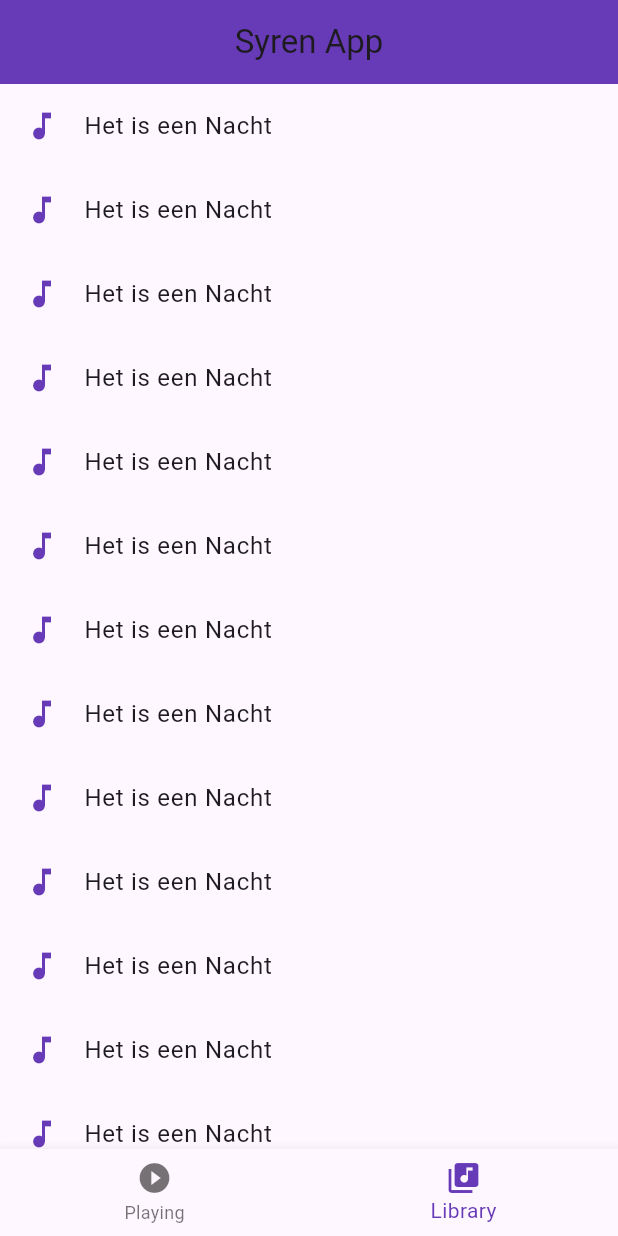
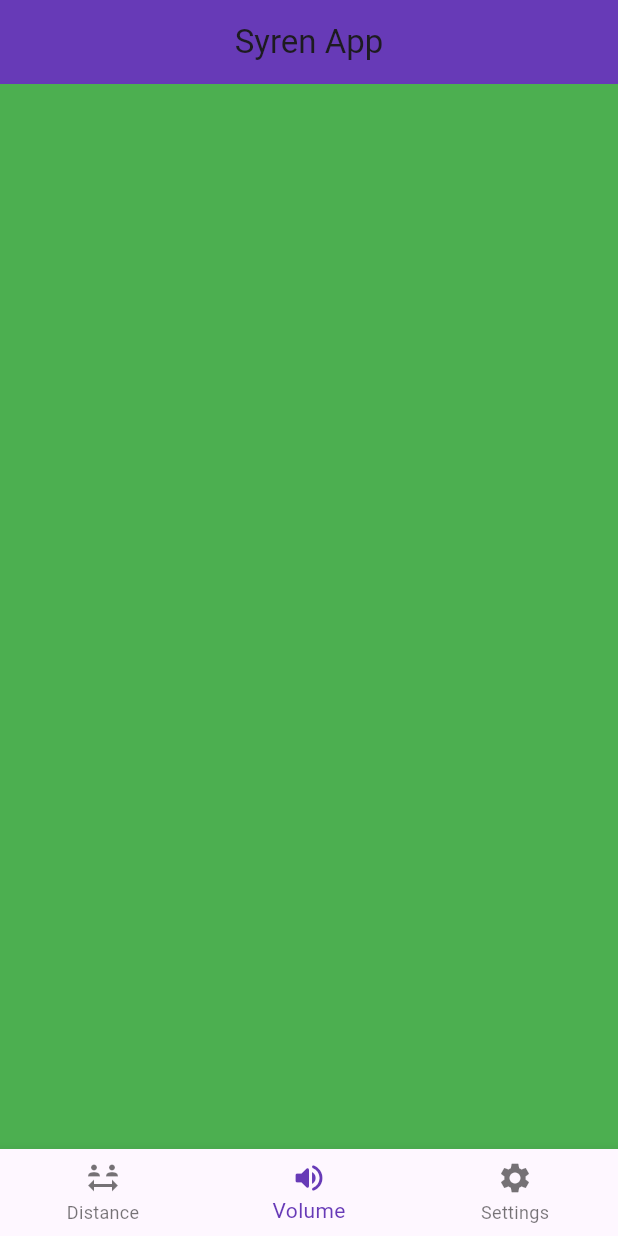
Before and after one commit to SyrenSystem/SyrenApp, a Flutter app: the screen it shows after launch, item 2 of the bottom bar chosen, on a phone screen of 412 x 824 dp. Run offline on Flutter 3.47's test engine with Material 3 defaults, Android fonts, the phone set to English and light mode, and no system bars; our stand-ins replace shared_preferences; missing offline and left inert: libserialport, mqtt_client, usb_serial.

Commit message:
finalized settings ui

```diff
--- a/lib/main.dart
+++ b/lib/main.dart
@@ -1,11 +1,9 @@
 import 'package:final_project/communication/mqtt.dart';
 import 'package:final_project/serial/serial_base.dart';
 import 'package:flutter/material.dart';
-import 'dart:math';
 import 'dart:convert';
 
-
-String mqttBrokerIp = "localhost";
+import 'package:shared_preferences/shared_preferences.dart';
 
 void main() {
 
@@ -42,15 +40,44 @@ class MainPage extends StatefulWidget {
 class _MainPageState extends State<MainPage> {
 
   int _selectedNavViewIndex = 0;
-  bool _isPlaying = false;
   String _displayTextDistance = "Click Start to start sensor measurement.";
   String _displayTextStartStopSerialButton = "Start";
   Color _colorStartStopSerialButton = Colors.green;
-  MQTTClient _mqttClient = MQTTClient(mqttBrokerIp);
+  late MQTTClient _mqttClient;
   final List<DistanceItem> _distanceItems = [];
+  final TextEditingController _ipController = TextEditingController();
+  final TextEditingController _portController = TextEditingController();
+
+  Future<void> _saveSettings() async {
+    final ip = _ipController.text.trim();
+    final port = int.tryParse(_portController.text.trim());
+
+    if (ip.isEmpty || port == null) {
+      ScaffoldMessenger.of(context).showSnackBar(
+        const SnackBar(content: Text("Please enter a valid IP and port")),
+      );
+      return;
+    }
+
+    final prefs = await SharedPreferences.getInstance();
+    await prefs.setString('ip', ip);
+    await prefs.setInt('port', port);
+
+    ScaffoldMessenger.of(context).showSnackBar(
+      const SnackBar(content: Text("Settings saved")),
+    );
+  }
+
+  Future<void> _loadSettings() async {
+    final prefs = await SharedPreferences.getInstance();
+    setState(() {
+      _ipController.text = prefs.getString('ip') ?? '';
+      _portController.text = prefs.getInt('port')?.toString() ?? '';
+    });
+  }
 
   // initialize the serial connection
-  late SerialConnection _serialConnection = SerialConnection.create((String message){
+  late final SerialConnection _serialConnection = SerialConnection.create((String message){
     try {
       Map<String, dynamic> distanceData = jsonDecode(message);
       _mqttClient.sendDistance(message);
@@ -94,9 +121,16 @@ class _MainPageState extends State<MainPage> {
     });
   }
 
+  @override void initState() {
+    super.initState();
+    _loadSettings();
+    _mqttClient = MQTTClient();
+  }
+
   @override
   void dispose() {
     _serialConnection.disconnect();
+    _mqttClient.disconnect();
     print("the serial port was closed.");
     super.dispose();
   }
@@ -107,44 +141,6 @@ class _MainPageState extends State<MainPage> {
     });
   }
 
-  void _togglePlayPause() {
-    setState(() {
-      _distanceItems.add(DistanceItem(id: "AA:BBE", distance: 0815));
-      _distanceItems.add(DistanceItem(id: "AA:BB:cc", distance: 032));
-    });
-    setState(() {
-      _isPlaying = !_isPlaying;
-    });
-  }
-
-  // Pool of Dutch song names
-  final List<String> _dutchSongs = [
-    "Het is een Nacht",
-    "Zij Gelooft in Mij",
-    "Ik Leef Niet Meer voor Jou",
-    "Bloed, Zweet en Tranen",
-    "Iedereen is van de Wereld",
-    "Pastorale",
-    "Avond",
-    "15 Miljoen Mensen",
-    "Dromen Zijn Bedrog",
-    "Als de Morgen is Gekomen",
-    "Zeg Maar Niets Meer",
-    "Suzanne",
-    "Vivo per Lei (NL versie)",
-    "Leef",
-    "Mag Ik Dan Bij Jou",
-    "Ik Kan Het Niet Alleen",
-    "Oerend Hard",
-    "De Vlieger",
-    "Laat Me",
-    "Het Land van Maas en Waal",
-  ];
-
-  late final List<String> _libraryTitles = List.generate(
-    30,
-    (index) => _dutchSongs[Random().nextInt(_dutchSongs.length)],
-  );
 
   @override
   Widget build(BuildContext context) {
@@ -170,9 +166,30 @@ class _MainPageState extends State<MainPage> {
                           return;
                         }
 
+                      String ip = _ipController.text.toString();
+                      int? port = int.tryParse(_portController.text);
+                      if (ip.isEmpty || port == null)
+                        {
+                          ScaffoldMessenger.of(context).showSnackBar(
+                              const SnackBar(content: Text("Invalid MQTT connection preferences.")));
+                          return;
+                        }
+                      if (!await _mqttClient.connect(ip, port))
+                        {
+                          ScaffoldMessenger.of(context).showSnackBar(
+                              const SnackBar(content: Text("Could not connect to MQTT.")));
+                          return;
+                        }
+
                       final devices = await _serialConnection.getAvailableDevices();
+                      if (devices.isEmpty)
+                        {
+                          ScaffoldMessenger.of(context).showSnackBar(
+                              const SnackBar(content: Text("No USB sensor detected.")));
+                          return;
+                        }
+
                       await _serialConnection.connect(devices.first);
-                      await _mqttClient.connect();
                       toggleSerialConnectionButton();
                     },
                   ),
@@ -197,47 +214,54 @@ class _MainPageState extends State<MainPage> {
               ],
             ),
           ),
-          Padding(
-            padding: const EdgeInsets.only(bottom: 20.0),
-            child: Row(
-              mainAxisAlignment: MainAxisAlignment.center,
-              children: [
-                IconButton(
-                  icon: const Icon(Icons.skip_previous, size: 40),
-                  onPressed: () {},
-                ),
-                IconButton(
-                  icon: Icon(
-                    _isPlaying
-                        ? Icons.pause_circle_filled
-                        : Icons.play_circle_fill,
-                    size: 50,
-                  ),
-                  onPressed: _togglePlayPause,
-                ),
-                IconButton(
-                  icon: const Icon(Icons.skip_next, size: 40),
-                  onPressed: () {},
-                ),
-              ],
-            ),
-          ),
         ],
       ),
 
-      // LIBRARY PAGE with scrollable list of Dutch songs
-      ListView.builder(
-        itemCount: _libraryTitles.length,
-        itemBuilder: (context, index) {
-          return ListTile(
-            leading: const Icon(Icons.music_note, color: Colors.deepPurple),
-            title: Text(_libraryTitles[index]),
-            onTap: () {
-              // TODO: handle tapping a track
-            },
-          );
-        },
+      // page volume control
+      Container(
+        color: Colors.green,
       ),
+
+      // page settings
+      Container(
+        padding: const EdgeInsets.all(16),
+        decoration: BoxDecoration(
+          color: Colors.grey.shade200,
+          borderRadius: BorderRadius.circular(12),
+        ),
+        child: Column(
+          crossAxisAlignment: CrossAxisAlignment.start,
+          children: [
+            const Text(
+              "Connection Settings",
+              style: TextStyle(fontSize: 18, fontWeight: FontWeight.bold),
+            ),
+            const SizedBox(height: 12),
+            TextField(
+              controller: _ipController,
+              decoration: const InputDecoration(
+                labelText: "IP Address",
+                border: OutlineInputBorder(),
+              ),
+              keyboardType: TextInputType.number,
+            ),
+            const SizedBox(height: 12),
+            TextField(
+              controller: _portController,
+              decoration: const InputDecoration(
+                labelText: "Port",
+                border: OutlineInputBorder(),
+              ),
+              keyboardType: TextInputType.number,
+            ),
+            const SizedBox(height: 16),
+            ElevatedButton(
+              onPressed: _saveSettings,
+              child: const Text("Save"),
+            ),
+          ],
+        ),
+      )
     ];
 
     return Scaffold(
@@ -250,12 +274,16 @@ class _MainPageState extends State<MainPage> {
       bottomNavigationBar: BottomNavigationBar(
         items: const [
           BottomNavigationBarItem(
-            icon: Icon(Icons.play_circle_fill),
-            label: 'Playing',
+            icon: Icon(Icons.social_distance),
+            label: 'Distance',
           ),
           BottomNavigationBarItem(
-            icon: Icon(Icons.library_music),
-            label: 'Library',
+            icon: Icon(Icons.volume_up_rounded),
+            label: 'Volume',
+          ),
+          BottomNavigationBarItem(
+            icon: Icon(Icons.settings),
+            label: 'Settings',
           ),
         ],
         currentIndex: _selectedNavViewIndex,
--- a/pubspec.yaml
+++ b/pubspec.yaml
@@ -37,6 +37,7 @@ dependencies:
   libserialport:
   usb_serial:
   mqtt_client:
+  shared_preferences:
 #  usb_serial:
 
 dev_dependencies:
```
Also changed, not shown: lib/communication/distance_sender.dart (deleted, +0 -28 lines), lib/communication/mqtt.dart (+26 -81 lines), lib/ui/settings_page.dart (added), lib/ui/volume_control_page.dart (added), pubspec.lock.
